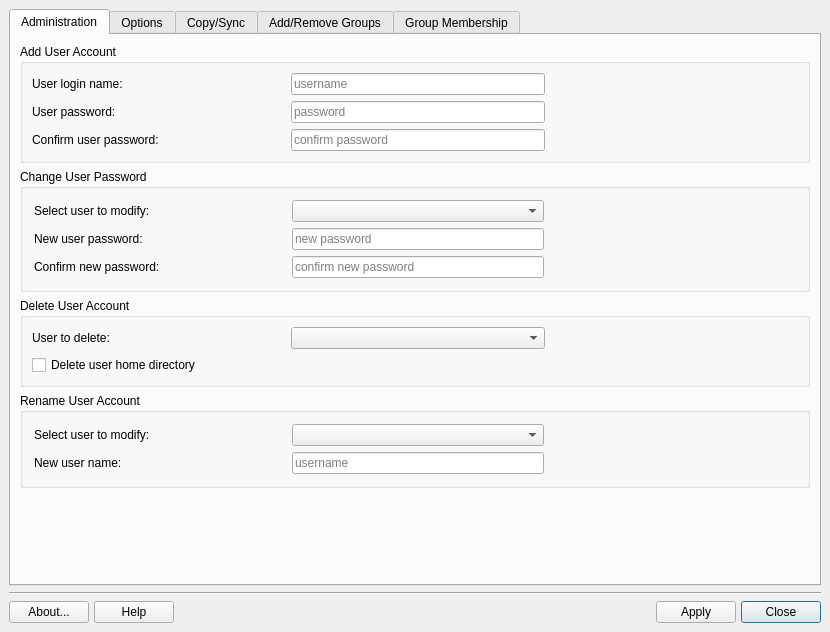
Before: the Qt Designer form mainwindow.ui in MX-Linux/mx-user, drawn with Qt 5.
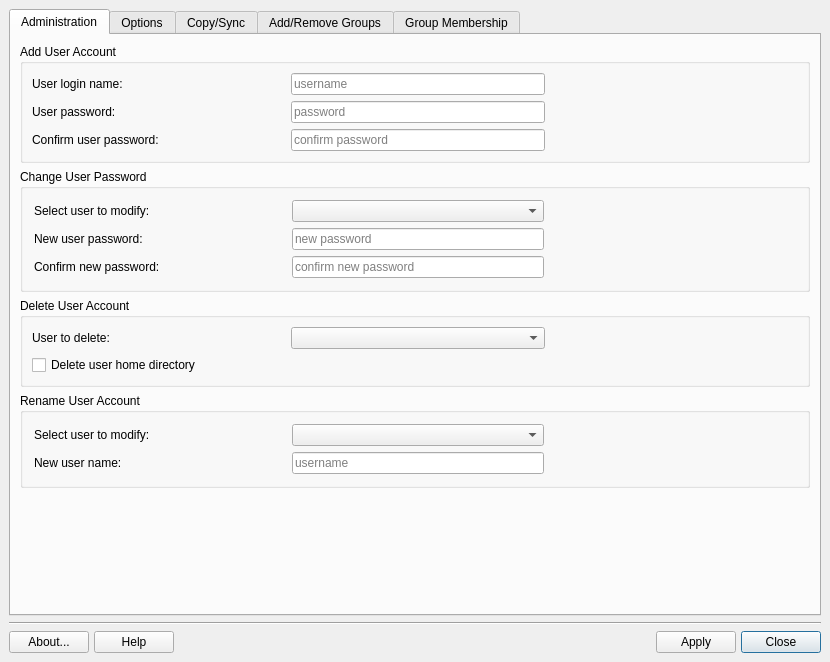
After: the same form once the commit is applied. The open tabs and pages were chosen to show the change. Icons and pictures are not drawn.

What changed in the file:
```diff
--- a/mainwindow.ui
+++ b/mainwindow.ui
@@ -7,7 +7,7 @@
     <x>0</x>
     <y>0</y>
     <width>830</width>
-    <height>632</height>
+    <height>662</height>
    </rect>
   </property>
   <property name="sizePolicy">
```
Left out of the diff: 54 changed lines with no effect on the pictures.
